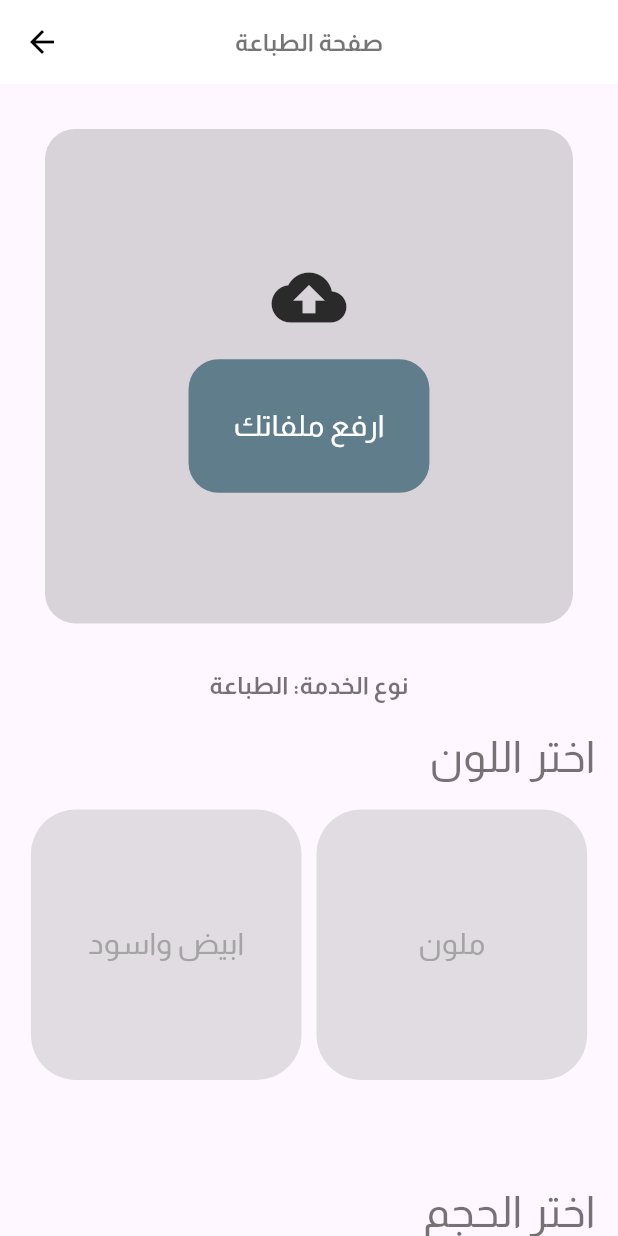
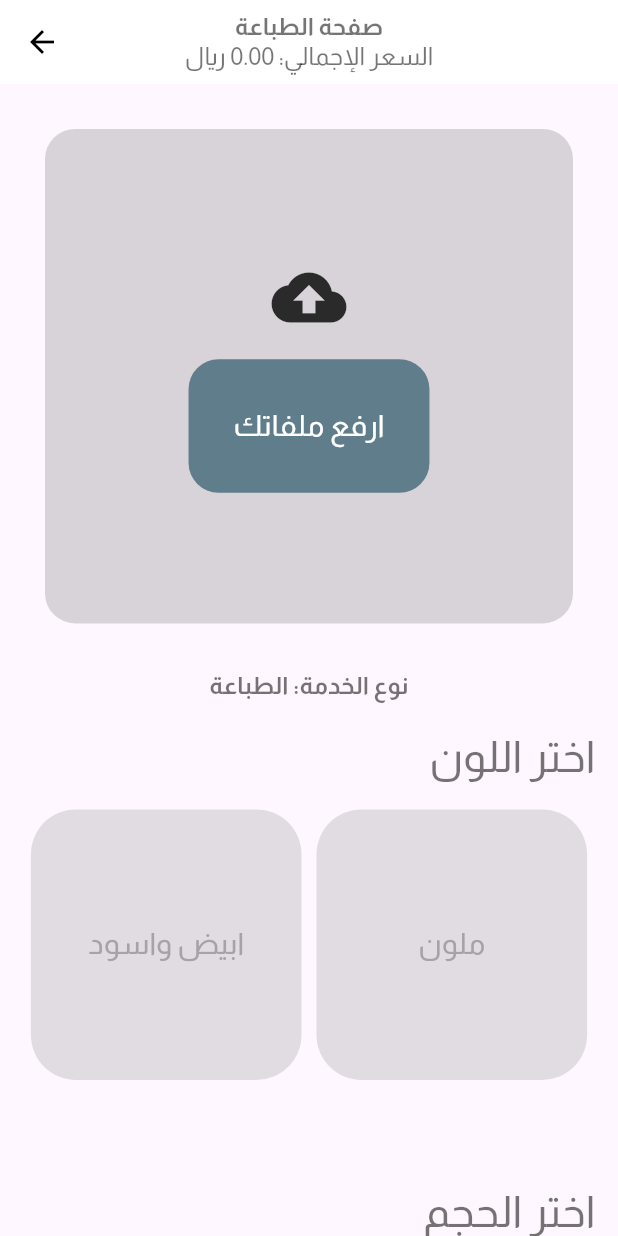
Before and after one commit to Syf-Almjd/Forsan, a Flutter app: the screen it shows once a user with an empty profile is signed in, item 3 of the bottom bar chosen, after a tap on "اطبع", on a phone screen of 412 x 824 dp. Run offline on Flutter 3.47's test engine with Material 3 defaults, Android fonts, the phone set to English and light mode, and no system bars; our stand-ins replace animated_bottom_navigation_bar, bloc, cached_network_image, cloud_firestore, device_preview, file_picker and 10 more; missing offline and left inert: flutter_icon_snackbar, moyasar; accounts and stored records are empty; network calls fail; key blocks and very long unbroken strings in the code were emptied for the run.

Commit message:
new order model

```diff
--- a/lib/Models/OrderModel.dart
+++ b/lib/Models/OrderModel.dart
@@ -10,6 +10,7 @@ class OrderModel {
   String orderColor;
   String orderSize;
   String orderPadding;
+  String orderPackaging;
   String orderPaper;
   String orderDescription;
   String orderStatus;
@@ -22,6 +23,7 @@ class OrderModel {
     required this.orderUser,
     required this.orderUserName,
     required this.orderFile,
+    required this.orderPackaging,
     required this.orderTitle,
     required this.orderPrice,
     required this.orderColor,
@@ -45,6 +47,7 @@ class OrderModel {
         orderUserName: json['orderUserName'] ?? "",
         orderPrice: json['orderPrice'] ?? "",
         orderColor: json['orderColor'] ?? "",
+        orderPackaging: json['orderPackaging'] ?? "",
         orderSize: json['orderSize'] ?? "",
         orderPadding: json['orderPadding'] ?? "",
         orderPaper: json['orderPaper'] ?? "",
@@ -68,7 +71,9 @@ class OrderModel {
         orderType: json['orderType'] ?? "",
         orderUser: json['orderUser'] ?? "",
         orderDate: 'هذا الطلب من برنامج قديم',
-        orderDiscount: '', orderUserName: '',
+        orderDiscount: '',
+        orderUserName: '',
+        orderPackaging: '',
       );
     }
   }
@@ -84,6 +89,7 @@ class OrderModel {
       'orderDiscount': orderDiscount,
       'orderColor': orderColor,
       'orderType': orderType,
+      'orderPackaging': orderPackaging,
       'orderSize': orderSize,
       'orderPadding': orderPadding,
       'orderPaper': orderPaper,
--- a/lib/Modules/HomeScreen/Screens/OtherServices.dart
+++ b/lib/Modules/HomeScreen/Screens/OtherServices.dart
@@ -150,7 +150,8 @@ class otherServicesState extends State<otherServices> {
           orderDescription: moreRequirement.text,
           orderType: 'printing',
           orderDate: DateTime.now().toUtc().toString(),
-          orderDiscount: '');
+          orderDiscount: '',
+          orderPackaging: '');
       await AppCubit.get(context)
           .uploadFullOrder(submittedOrder, FILEuploded, context);
     }
--- a/lib/Modules/HomeScreen/Screens/PrintNowPage.dart
+++ b/lib/Modules/HomeScreen/Screens/PrintNowPage.dart
@@ -5,11 +5,11 @@ import 'package:flutter/cupertino.dart';
 import 'package:flutter/material.dart';
 import 'package:flutter_icon_snackbar/flutter_icon_snackbar.dart';
 import 'package:forsan/Cubit/Navigation/navi_cubit.dart';
-import 'package:forsan/Models/OrderModel.dart';
 
 import '../../../Components/ChooseWidget.dart';
 import '../../../Components/Components.dart';
 import '../../../Cubit/AppDataCubit/app_cubit.dart';
+import '../../../Models/OrderModel.dart';
 import 'Components.dart';
 
 class printNowPage extends StatefulWidget {
@@ -24,6 +24,9 @@ class printNowPage extends StatefulWidget {
 class printNowPageState extends State<printNowPage> {
   TextEditingController moreRequirement = TextEditingController();
   TextEditingController discountText = TextEditingController();
+  TextEditingController numberOfPapersController =
+      TextEditingController(text: "1");
+  double totalPrice = 0.0;
 
   bool fileUploaded = false;
   var FILEuploded;
@@ -33,7 +36,11 @@ class printNowPageState extends State<printNowPage> {
   var discountCode;
 
   void addItemToOrder(String key, String item) {
+    setState(() {
       orderList[key] = (item);
+      totalPrice =
+          calculatePrice(); // Update price whenever an item is selected
+    });
   }
 
   String chars =
@@ -49,9 +56,17 @@ class printNowPageState extends State<printNowPage> {
     return SafeArea(
       child: Scaffold(
         appBar: AppBar(
-          title: Text(
+          title: Column(
+            children: [
+              Text(
                 "صفحة ${widget.title}",
                 style: fontAlmarai(fontWeight: FontWeight.bold),
+              ),
+              Text(
+                "السعر الإجمالي: ${totalPrice.toStringAsFixed(2)} ريال",
+                style: fontAlmarai(size: getWidth(4, context)),
+              ),
+            ],
           ),
           centerTitle: true,
           backgroundColor: Colors.white,
@@ -178,11 +193,69 @@ class printNowPageState extends State<printNowPage> {
                       'استيكر ابيض مطفي'
                     ],
                     onTap: (selectedItem) {
-                      addItemToOrder("النوع للورق",
-                          selectedItem); // Call the method when an item is selected
+                      addItemToOrder("النوع للورق", selectedItem);
                     },
                     itemPerRow: 3,
                   )),
+              Padding(
+                padding: const EdgeInsets.only(bottom: 15, right: 15, top: 15),
+                child: Container(
+                  alignment: Alignment.centerRight,
+                  child: Text(
+                    "عدد الأوراق",
+                    style: fontAlmarai(size: getWidth(7, context)),
+                  ),
+                ),
+              ),
+              SizedBox(
+                width: getWidth(90, context),
+                height: getHeight(60, context),
+                child: ChooseItemWidget(
+                  itemPerRow: 3,
+                  name: const [
+                    'سلك حديد',
+                    'سلك بلاستيك',
+                    'كيس شفاف',
+                    'لصق',
+                    'تدبيس جانبي',
+                    'تدبيس زاوية',
+                    'بدون تغليف وبدون تدبيس',
+                    'التغليف الحراري',
+                  ],
+                  onTap: (selectedItem) {
+                    addItemToOrder("التغليف", selectedItem);
+                  },
+                ),
+              ),
+              Padding(
+                padding: const EdgeInsets.only(bottom: 15, right: 15, top: 15),
+                child: Container(
+                  alignment: Alignment.centerRight,
+                  child: Text(
+                    "عدد الأوراق",
+                    style: fontAlmarai(size: getWidth(7, context)),
+                  ),
+                ),
+              ),
+              Padding(
+                padding: const EdgeInsets.all(15.0),
+                child: TextField(
+                  textDirection: TextDirection.rtl,
+                  controller: numberOfPapersController,
+                  keyboardType: TextInputType.number,
+                  decoration: InputDecoration(
+                    hintText: "أدخل عدد الأوراق",
+                    border: OutlineInputBorder(
+                      borderRadius: BorderRadius.circular(20),
+                    ),
+                  ),
+                  onChanged: (value) {
+                    setState(() {
+                      totalPrice = calculatePrice();
+                    });
+                  },
+                ),
+              ),
               getCube(2, context),
               SizedBox(
                 height: getHeight(18, context),
@@ -204,10 +277,21 @@ class printNowPageState extends State<printNowPage> {
                     value: changePassBtn,
                     onChanged: (value) => setState(() {
                       changePassBtn = value;
+                      totalPrice =
+                          calculatePrice(); // Recalculate on discount toggle
                     }),
                   ),
                   const Text('هل لديك كود خصم؟'),
                 ],
+              ),
+              Padding(
+                padding: const EdgeInsets.symmetric(
+                  vertical: 20,
+                ),
+                child: Text(
+                  "السعر الإجمالي: ${totalPrice.toStringAsFixed(2)} ريال",
+                  style: fontAlmarai(size: 16, fontWeight: FontWeight.bold),
+                ),
               ),
               if (changePassBtn)
                 Padding(
@@ -218,20 +302,21 @@ class printNowPageState extends State<printNowPage> {
                         labelText: 'استخدم (طالب) لخصم الطلاب',
                         prefixIcon: Icon(Icons.price_change_outlined),
                         suffixIcon: Icon(Icons.price_change_outlined)),
+                    onChanged: (value) => setState(() {
+                      discountCode = value;
+                      totalPrice = calculatePrice();
+                    }),
                   ),
                 ),
-              SizedBox(
-                height: getHeight(10, context),
-                width: getWidth(90, context),
-                child: Center(
-                  child: loadButton(
-                      onPressed: () async {
+              getCube(3, context),
+              loadButton(
+                onPressed: () {
                   checkUserInput(generatedCode);
+                  // showToast(
+                  //     "تم ارسال طلبك بنجاح", SnackBarType.success, context);
                 },
-                      buttonText: "ابدا الطلب"),
+                buttonText: "اطبع الآن",
               ),
-              ),
-              getCube(5, context)
             ],
           ),
         ),
@@ -264,38 +349,85 @@ class printNowPageState extends State<printNowPage> {
         orderDescription: moreRequirement.text,
         orderType: 'printing',
         orderDate: DateTime.now().toUtc().toString(),
+        orderPackaging: orderList["التغليف"].toString(),
       );
       await AppCubit.get(context)
           .uploadFullOrder(submittedOrder, FILEuploded, context);
     }
   }
 
-  void _pickFile() async {
-    FilePickerResult? result = await FilePicker.platform.pickFiles(
-      type: FileType.media,
-    );
-    if (result != null && result.files.single.path != null) {
-      /// Load result and file details
-      PlatformFile file = result.files.first;
+  double calculatePrice() {
+    double basePrice = 0.0;
 
-      /// normal file
-      setState(() {
-        FILEuploded = file;
-        fileName = file.name;
-        fileUploaded = true;
-        // fileLink = FileLINK;
-      });
-    } else {}
+    // Determine the base price based on selected options
+    if (orderList.containsKey("اللون")) {
+      basePrice += orderList["اللون"] == "ملون" ? 0.40 : 0.10;
     }
 
-// void _pickMultipleFiles() async {
-//   FilePickerResult? result = await FilePicker.platform.pickFiles(allowMultiple: true);
-//
-//   if (result != null) {
-//     List<File> files = result.paths.map((path) => File(path!)).toList();
-//     print("DONE");
-//   } else {
-//     print("canceled");
-//   }
+    if (orderList.containsKey("الحجم")) {
+      if (orderList["الحجم"] == "A5 (صغير)" ||
+          orderList["الحجم"] == "A4 (عادي)") {
+        basePrice += 0.00; // No additional cost for A5 and A4
+      } else if (orderList["الحجم"] == "A3 (كبير)") {
+        basePrice += orderList["اللون"] == "ملون"
+            ? 3.00
+            : 1.00; // A3 pricing based on color
+      }
+    }
+
+    if (orderList.containsKey("النوع للورق")) {
+      basePrice += 3.00; // Fixed price for all paper types
+    }
+
+    // Add packaging options
+    if (orderList.containsKey("التغليف")) {
+      switch (orderList["التغليف"]) {
+        case 'سلك حديد':
+          basePrice += 5.00; // Add 2.00 for iron wire
+          break;
+        case 'سلك بلاستيك':
+          basePrice += 5.00; // Add 1.50 for plastic wire
+          break;
+        case 'كيس شفاف':
+          basePrice += 0.50; // Add 1.00 for transparent bag
+          break;
+        case 'لصق':
+          basePrice += 3.00; // Add 0.50 for tape
+          break;
+        case 'تدبيس جانبي':
+          basePrice += 0.00; // Add 0.75 for side stapling
+          break;
+        case 'تدبيس زاوية':
+          basePrice += 0.00; // Add 0.50 for corner stapling
+          break;
+        case 'بدون تغليف وبدون تدبيس':
+          basePrice += 0.00; // No additional cost for no packaging or stapling
+          break;
+        case 'التغليف الحراري':
+          basePrice += 3.00; // Add 3.00 for thermal packaging
+          break;
+      }
+    }
+
+    // Apply discount if applicable
+    // if (discountCode != null && discountCode == "طالب") {
+    //   basePrice *= 0.9; // 10% student discount
     // }
+
+    // Multiply by the number of papers
+    int numberOfPapers = int.tryParse(numberOfPapersController.text) ?? 1;
+    return basePrice * numberOfPapers;
   }
+
+  Future<void> _pickFile() async {
+    FilePickerResult? result = await FilePicker.platform.pickFiles();
+
+    if (result != null) {
+      FILEuploded = result.files.first.bytes;
+      setState(() {
+        fileName = result.files.first.name;
+        fileUploaded = true;
+      });
+    }
+  }
+}
--- a/lib/Modules/Product/DetailsPage.dart
+++ b/lib/Modules/Product/DetailsPage.dart
@@ -273,7 +273,8 @@ class _DetailsPageState extends State<DetailsPage> {
         orderDate: DateTime.now().toUtc().toString(),
         orderDescription: productData.productDescription,
         orderStatus: "لم يدفع",
-        orderType: 'product');
+        orderType: 'product',
+        orderPackaging: '');
     await AppCubit.get(context).uploadUserOrders(orderData, context);
   }
 
--- a/lib/main.dart
+++ b/lib/main.dart
@@ -22,8 +22,8 @@ void main() async {
   SystemChrome.setPreferredOrientations([
     DeviceOrientation.portraitUp,
     DeviceOrientation.portraitDown,
-    DeviceOrientation.landscapeRight,
-    DeviceOrientation.landscapeLeft,
+    // DeviceOrientation.landscapeRight,
+    // DeviceOrientation.landscapeLeft,
   ]);
   await Firebase.initializeApp(
     options: DefaultFirebaseOptions.currentPlatform,
--- a/pubspec.yaml
+++ b/pubspec.yaml
@@ -1,7 +1,7 @@
 name: forsan
 description: A Printing Service APP.
 
-version: 1.0.2+15
+version: 1.0.0+17
 
 environment:
   sdk: '>=3.0.1 <4.0.0'
```
Also changed, not shown: pubspec.lock. Lines whose indentation alone changed are shown as unchanged.
